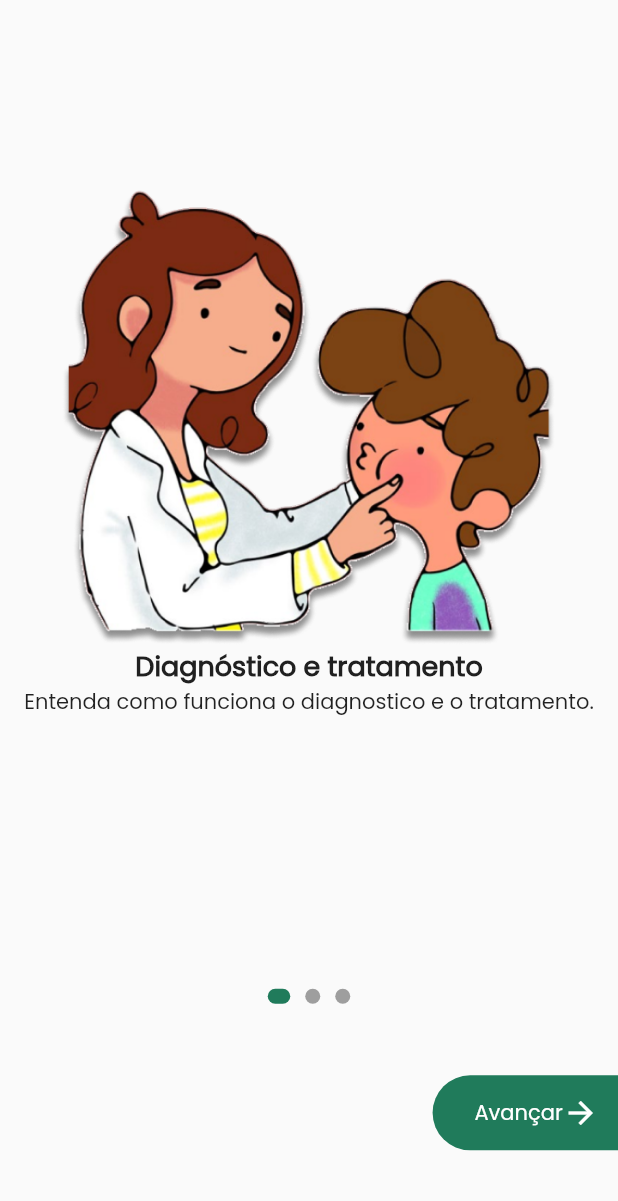
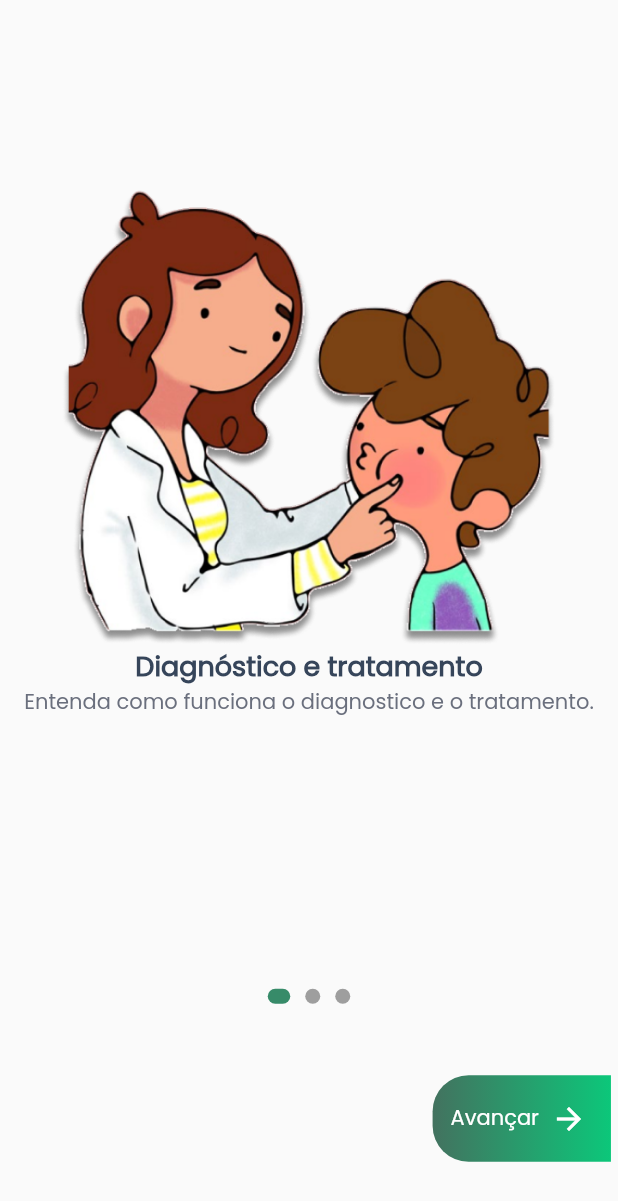
Before and after one commit to WemersonDamasceno/fono-play-tcc, a Flutter app: the screen it shows after launch, on a phone screen of 412 x 824 dp. Shown: the top 1201 px of the screen. Run offline on Flutter 3.47's test engine with Material 2 defaults, Android fonts, the light colour scheme and no system bars.

Commit message:
Criando as cores do FonoPlay

```diff
--- a/lib/main.dart
+++ b/lib/main.dart
@@ -16,7 +16,7 @@ class MyApp extends StatelessWidget {
       debugShowCheckedModeBanner: false,
       theme: ThemeData(
         fontFamily: "Poppins",
-        primarySwatch: Colors.purple,
+        primarySwatch: Colors.green,
       ),
       home: const SplashPage(),
       initialRoute: '/',
--- /dev/null
+++ b/lib/src/constants/constants_colors.dart
@@ -0,0 +1,16 @@
+import 'package:flutter/material.dart';
+
+class ConstantColor {
+  static const primaryColor = Color(0xFF378B69);
+  static const secondaryColor = Color(0xFF1BA76D);
+  static const startGradiente = Color(0xFF43725F);
+  static const endGradiente = Color(0xFF0CC77A);
+  static const titlesColor = Color(0xFF36455A);
+  static const descricaoColor = Color(0xFF6A6F7D);
+  static const linearColors = LinearGradient(
+    colors: [
+      ConstantColor.startGradiente,
+      ConstantColor.endGradiente,
+    ],
+  );
+}
--- a/lib/src/pages/screens_intro/view/introducao_page.dart
+++ b/lib/src/pages/screens_intro/view/introducao_page.dart
@@ -1,7 +1,8 @@
 import 'package:flutter/material.dart';
+import '/src/constants/constants_colors.dart';
 import '/src/pages/screens_intro/model/slide_list.dart';
-import 'bolinhas_row.dart';
-import 'slide_carousel.dart';
+import 'widgets/bolinhas_row.dart';
+import 'widgets/slide_carousel.dart';
 
 class IntroducaoPage extends StatefulWidget {
   const IntroducaoPage({Key? key}) : super(key: key);
@@ -36,7 +37,8 @@ class _IntroducaoPageState extends State<IntroducaoPage> {
         alignment: Alignment.center,
         children: [
           Padding(
-            padding: EdgeInsets.only(top: size.height * 0.1),
+            padding:
+                EdgeInsets.only(top: size.height * 0.1, left: 10, right: 10),
             child: SlideCarousel(
               listImagens: slideList.listImagens,
               pageController: _pageController,
@@ -53,43 +55,41 @@ class _IntroducaoPageState extends State<IntroducaoPage> {
           Positioned(
             top: size.height * .87,
             left: size.width * .7,
-            child: InkWell(
             child: Container(
-                width: size.width * .3,
-                height: 50,
+              height: size.height * 0.07,
               decoration: const BoxDecoration(
-                  color: Color(0xFF207B5B),
                 borderRadius: BorderRadius.only(
-                      topLeft: Radius.circular(100),
-                      bottomLeft: Radius.circular(100)),
+                  topLeft: Radius.circular(24),
+                  bottomLeft: Radius.circular(24),
                 ),
-                child: Row(
-                  mainAxisAlignment: MainAxisAlignment.center,
-                  children: const [
-                    Padding(
-                      padding: EdgeInsets.only(left: 15),
-                      child: Text(
-                        "Avançar",
-                        style: TextStyle(color: Colors.white),
+                gradient: ConstantColor.linearColors,
               ),
-                    ),
-                    Icon(
-                      Icons.arrow_forward,
-                      color: Colors.white,
-                    ),
-                  ],
-                ),
-              ),
-              onTap: () {
+              child: ElevatedButton.icon(
+                onPressed: () {
                   _currentPage++;
                   if (_currentPage >= slideList.listImagens.length) {
                     //Navigator.of(context).popAndPushNamed('/singin');
-                  print("Enviar pra tela de login");
                   }
                   _pageController.nextPage(
                       duration: const Duration(milliseconds: 300),
                       curve: Curves.decelerate);
                 },
+                style: ElevatedButton.styleFrom(
+                  elevation: 0,
+                  primary: Colors.transparent,
+                  shape: const RoundedRectangleBorder(
+                    borderRadius: BorderRadius.only(
+                      topLeft: Radius.circular(24),
+                      bottomLeft: Radius.circular(24),
+                    ),
+                  ),
+                ),
+                icon: const Text(
+                  "Avançar",
+                  style: TextStyle(color: Colors.white),
+                ),
+                label: const Icon(Icons.arrow_forward, color: Colors.white),
+              ),
             ),
           ),
         ],
--- a/lib/src/pages/screens_intro/view/bolinhas_row.dart
+++ b/lib/src/pages/screens_intro/view/widgets/bolinhas_row.dart
@@ -1,4 +1,5 @@
 import 'package:flutter/material.dart';
+import 'package:fonoplay/src/constants/constants_colors.dart';
 
 class BolinhasLinhas extends StatelessWidget {
   final int paginaEmDestaque;
@@ -23,7 +24,7 @@ class BolinhasLinhas extends StatelessWidget {
                 height: 10,
                 decoration: BoxDecoration(
                   color: paginaEmDestaque == index
-                      ? const Color(0xFF207B5B)
+                      ? ConstantColor.primaryColor
                       : Colors.grey,
                   borderRadius: const BorderRadius.all(
                     Radius.circular(20),
--- a/lib/src/pages/screens_intro/view/slide_carousel.dart
+++ b/lib/src/pages/screens_intro/view/widgets/slide_carousel.dart
@@ -1,4 +1,5 @@
 import 'package:flutter/material.dart';
+import 'package:fonoplay/src/constants/constants_colors.dart';
 
 class SlideCarousel extends StatelessWidget {
   final int paginaEscolhida;
@@ -47,7 +48,7 @@ class PageSlide extends StatelessWidget {
   Widget build(BuildContext context) {
     final double top = paginaEmDestaque ? 30 : 100;
     return AnimatedContainer(
-      duration: const Duration(milliseconds: 200),
+      duration: const Duration(milliseconds: 300),
       margin: EdgeInsets.fromLTRB(0, top, 0, 30),
       child: Column(
         crossAxisAlignment: CrossAxisAlignment.center,
@@ -59,13 +60,14 @@ class PageSlide extends StatelessWidget {
           Text(
             titulo,
             style: const TextStyle(
-              color: Color(0xFF202020),
+              color: ConstantColor.titlesColor,
               fontSize: 18,
               fontWeight: FontWeight.bold,
             ),
           ),
           Text(
             descricao,
+            style: const TextStyle(color: ConstantColor.descricaoColor),
             textAlign: TextAlign.center,
           ),
         ],
```
Lines whose indentation alone changed are shown as unchanged.
